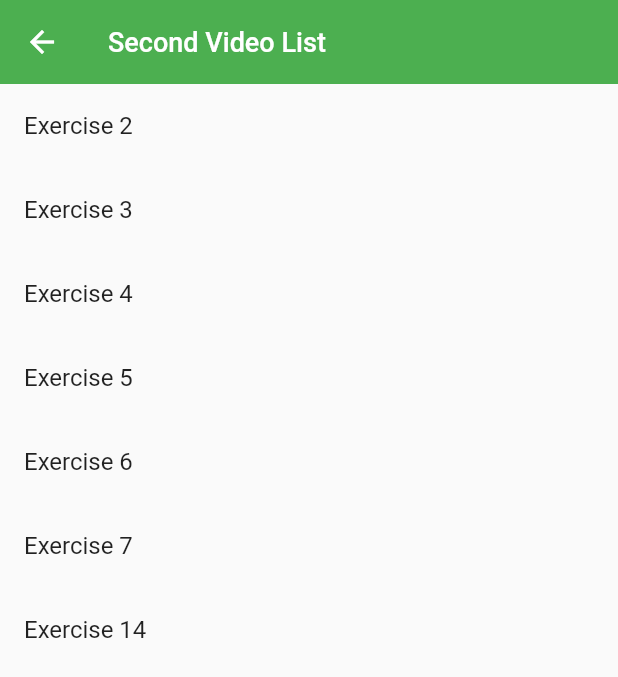
After one commit to Alexey47836/chewie_list, a Flutter app: the screen it shows after launch, after a tap on the "format list bulleted" icon, on a phone screen of 412 x 824 dp. The commit adds this screen. Shown: the top 677 px of the screen. Run offline on Flutter 3.47's test engine with Material 2 defaults, Android fonts, the phone set to English and light mode, and no system bars; our stand-ins replace chewie, video_player; network calls fail.

Commit message:
Added List video in actions AppBar with 8 buttons for video

```diff
--- a/lib/chewie_item.dart
+++ b/lib/chewie_item.dart
@@ -40,8 +40,8 @@ class _ChewieItemState extends State<ChewieItem> {
   @override
   void dispose() {
     super.dispose();
-    widget.videoPlayerController.dispose();
-    _chewieController.dispose();
+    // widget.videoPlayerController.dispose();
+    // _chewieController.dispose();
   }
 
   @override
--- a/lib/home_page.dart
+++ b/lib/home_page.dart
@@ -1,4 +1,5 @@
 import 'package:flutter/material.dart';
+import 'package:test_chewie_list/second_list_page.dart';
 import 'package:test_chewie_list/models/video.dart';
 import 'package:test_chewie_list/details_page.dart';
 import 'details_double_video.dart';
@@ -103,6 +104,16 @@ class _HomePageState extends State<HomePage> {
                   ),
                 );
               }),
+          IconButton(
+              icon: Icon(Icons.format_list_bulleted),
+              onPressed: () {
+                Navigator.push(
+                  context,
+                  MaterialPageRoute(
+                    builder: (context) => SecondListPage(),
+                  ),
+                );
+              }),
         ],
       ),
       body: ListView.builder(
--- /dev/null
+++ b/lib/second_list_page.dart
@@ -0,0 +1,138 @@
+import 'package:flutter/material.dart';
+import 'package:test_chewie_list/models/video.dart';
+import 'details_second_page.dart';
+
+class SecondListPage extends StatefulWidget {
+  @override
+  _SecondListPageState createState() => _SecondListPageState();
+}
+
+class _SecondListPageState extends State<SecondListPage> {
+  List<Video> _secondVideoList;
+
+  @override
+  void initState() {
+    _secondVideoList = [
+      Video(
+        id: 1,
+        name: 'Exercise 2',
+        pathLOne: 'https://1751703346.rsc.cdn77.org/p1/p1_e2_l_c1.mp4',
+        pathLTwo: 'https://1751703346.rsc.cdn77.org/p1/p1_e2_l_c2.mp4',
+        pathLThree: 'https://1751703346.rsc.cdn77.org/p1/p1_e2_l_c3.mp4',
+        pathLFour: 'https://1751703346.rsc.cdn77.org/p1/p1_e2_l_c4.mp4',
+        pathROne: 'https://1751703346.rsc.cdn77.org/p1/p1_e2_r_c1.mp4',
+        pathRTwo: 'https://1751703346.rsc.cdn77.org/p1/p1_e2_r_c2.mp4',
+        pathRThree: 'https://1751703346.rsc.cdn77.org/p1/p1_e2_r_c3.mp4',
+        pathRFour: 'https://1751703346.rsc.cdn77.org/p1/p1_e2_r_c4.mp4',
+      ),
+      Video(
+        id: 2,
+        name: 'Exercise 3',
+        pathLOne: 'https://1751703346.rsc.cdn77.org/p1/p1_e3_l_c1.mp4',
+        pathLTwo: 'https://1751703346.rsc.cdn77.org/p1/p1_e3_l_c2.mp4',
+        pathLThree: 'https://1751703346.rsc.cdn77.org/p1/p1_e3_l_c3.mp4',
+        pathLFour: 'https://1751703346.rsc.cdn77.org/p1/p1_e3_l_c4.mp4',
+        pathROne: 'https://1751703346.rsc.cdn77.org/p1/p1_e3_r_c1.mp4',
+        pathRTwo: 'https://1751703346.rsc.cdn77.org/p1/p1_e3_r_c2.mp4',
+        pathRThree: 'https://1751703346.rsc.cdn77.org/p1/p1_e3_r_c3.mp4',
+        pathRFour: 'https://1751703346.rsc.cdn77.org/p1/p1_e3_r_c4.mp4',
+      ),
+      Video(
+        id: 3,
+        name: 'Exercise 4',
+        pathLOne: 'https://1751703346.rsc.cdn77.org/p1/p1_e4_l_c1.mp4',
+        pathLTwo: 'https://1751703346.rsc.cdn77.org/p1/p1_e4_l_c2.mp4',
+        pathLThree: 'https://1751703346.rsc.cdn77.org/p1/p1_e4_l_c3.mp4',
+        pathLFour: 'https://1751703346.rsc.cdn77.org/p1/p1_e4_l_c4.mp4',
+        pathROne: 'https://1751703346.rsc.cdn77.org/p1/p1_e4_r_c1.mp4',
+        pathRTwo: 'https://1751703346.rsc.cdn77.org/p1/p1_e4_r_c2.mp4',
+        pathRThree: 'https://1751703346.rsc.cdn77.org/p1/p1_e4_r_c3.mp4',
+        pathRFour: 'https://1751703346.rsc.cdn77.org/p1/p1_e4_r_c4.mp4',
+      ),
+      Video(
+        id: 4,
+        name: 'Exercise 5',
+        pathLOne: 'https://1751703346.rsc.cdn77.org/p1/p1_e5_l_c1.mp4',
+        pathLTwo: 'https://1751703346.rsc.cdn77.org/p1/p1_e5_l_c2.mp4',
+        pathLThree: 'https://1751703346.rsc.cdn77.org/p1/p1_e5_l_c3.mp4',
+        pathLFour: 'https://1751703346.rsc.cdn77.org/p1/p1_e5_l_c4.mp4',
+        pathROne: 'https://1751703346.rsc.cdn77.org/p1/p1_e5_r_c1.mp4',
+        pathRTwo: 'https://1751703346.rsc.cdn77.org/p1/p1_e5_r_c2.mp4',
+        pathRThree: 'https://1751703346.rsc.cdn77.org/p1/p1_e5_r_c3.mp4',
+        pathRFour: 'https://1751703346.rsc.cdn77.org/p1/p1_e5_r_c4.mp4',
+      ),
+      Video(
+        id: 5,
+        name: 'Exercise 6',
+        pathLOne: 'https://1751703346.rsc.cdn77.org/p1/p1_e6_l_c1.mp4',
+        pathLTwo: 'https://1751703346.rsc.cdn77.org/p1/p1_e6_l_c2.mp4',
+        pathLThree: 'https://1751703346.rsc.cdn77.org/p1/p1_e6_l_c3.mp4',
+        pathLFour: 'https://1751703346.rsc.cdn77.org/p1/p1_e6_l_c4.mp4',
+        pathROne: 'https://1751703346.rsc.cdn77.org/p1/p1_e6_r_c1.mp4',
+        pathRTwo: 'https://1751703346.rsc.cdn77.org/p1/p1_e6_r_c2.mp4',
+        pathRThree: 'https://1751703346.rsc.cdn77.org/p1/p1_e6_r_c3.mp4',
+        pathRFour: 'https://1751703346.rsc.cdn77.org/p1/p1_e6_r_c4.mp4',
+      ),
+      Video(
+        id: 6,
+        name: 'Exercise 7',
+        pathLOne: 'https://1751703346.rsc.cdn77.org/p1/p1_e7_l_c1.mp4',
+        pathLTwo: 'https://1751703346.rsc.cdn77.org/p1/p1_e7_l_c2.mp4',
+        pathLThree: 'https://1751703346.rsc.cdn77.org/p1/p1_e7_l_c3.mp4',
+        pathLFour: 'https://1751703346.rsc.cdn77.org/p1/p1_e7_l_c4.mp4',
+        pathROne: 'https://1751703346.rsc.cdn77.org/p1/p1_e7_r_c1.mp4',
+        pathRTwo: 'https://1751703346.rsc.cdn77.org/p1/p1_e7_r_c2.mp4',
+        pathRThree: 'https://1751703346.rsc.cdn77.org/p1/p1_e7_r_c3.mp4',
+        pathRFour: 'https://1751703346.rsc.cdn77.org/p1/p1_e7_r_c4.mp4',
+      ),
+      Video(
+        id: 7,
+        name: 'Exercise 14',
+        pathLOne: 'https://1751703346.rsc.cdn77.org/p1/p1_e14_l_c1.mp4',
+        pathLTwo: 'https://1751703346.rsc.cdn77.org/p1/p1_e14_l_c2.mp4',
+        pathLThree: 'https://1751703346.rsc.cdn77.org/p1/p1_e14_l_c3.mp4',
+        pathLFour: 'https://1751703346.rsc.cdn77.org/p1/p1_e14_l_c4.mp4',
+        pathROne: 'https://1751703346.rsc.cdn77.org/p1/p1_e14_r_c1.mp4',
+        pathRTwo: 'https://1751703346.rsc.cdn77.org/p1/p1_e14_r_c2.mp4',
+        pathRThree: 'https://1751703346.rsc.cdn77.org/p1/p1_e14_r_c3.mp4',
+        pathRFour: 'https://1751703346.rsc.cdn77.org/p1/p1_e14_r_c4.mp4',
+      ),
+    ];
+    super.initState();
+  }
+
+  Widget navigationVideo(Video video) {
+    return DetailsSecondListPage(video: video);
+  }
+
+  @override
+  Widget build(BuildContext context) {
+    return Scaffold(
+      appBar: AppBar(
+        elevation: 0.0,
+        backgroundColor: Colors.green,
+        title: Text(
+          'Second Video List',
+          textAlign: TextAlign.center,
+          style: TextStyle(fontSize: 18.0),
+        ),
+      ),
+      body: ListView.builder(
+          itemCount: _secondVideoList.length,
+          itemBuilder: (context, index) {
+            return ListTile(
+              title: Text(_secondVideoList[index].name),
+              onTap: () {
+                Navigator.push(
+                  context,
+                  MaterialPageRoute(
+                    builder: (context) =>
+                        navigationVideo(_secondVideoList[index]),
+                  ),
+                );
+              },
+            );
+          }),
+    );
+  }
+}
```
Also changed, not shown: lib/details_second_page.dart (added, +306 -0 lines).
